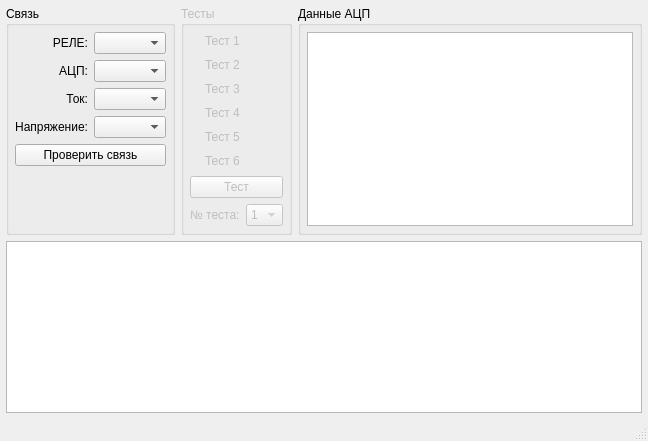
Qt form mainwindow.ui (XRay3D/ADC_TESTER) before a commit.
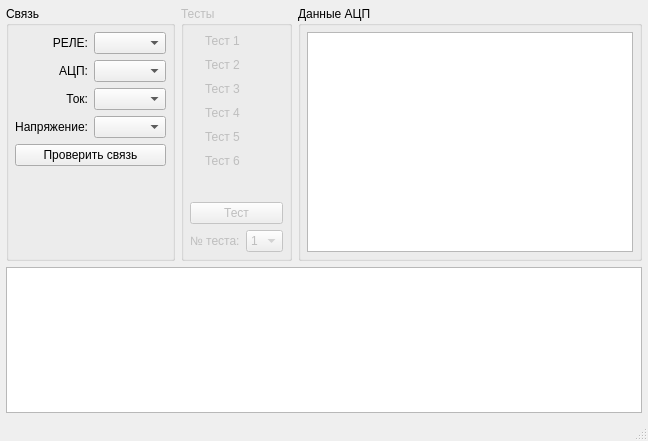
The same form after that commit. Custom widgets are drawn as their Qt base class.

```diff
--- a/mainwindow.ui
+++ b/mainwindow.ui
@@ -254,7 +254,7 @@
          </property>
         </widget>
        </item>
-       <item row="6" column="0" colspan="2">
+       <item row="7" column="0" colspan="2">
         <widget class="QPushButton" name="pbTest">
          <property name="text">
           <string>Тест</string>
@@ -264,14 +264,14 @@
          </property>
         </widget>
        </item>
-       <item row="7" column="0">
+       <item row="8" column="0">
         <widget class="QLabel" name="label_11">
          <property name="text">
           <string>№ теста:</string>
          </property>
         </widget>
        </item>
-       <item row="7" column="1">
+       <item row="8" column="1">
         <widget class="QComboBox" name="comboBox">
          <item>
           <property name="text">
@@ -305,6 +305,19 @@
          </item>
         </widget>
        </item>
+       <item row="6" column="0" colspan="2">
+        <widget class="QLabel" name="label_5">
+         <property name="minimumSize">
+          <size>
+           <width>0</width>
+           <height>20</height>
+          </size>
+         </property>
+         <property name="text">
+          <string/>
+         </property>
+        </widget>
+       </item>
       </layout>
      </widget>
     </item>
```
